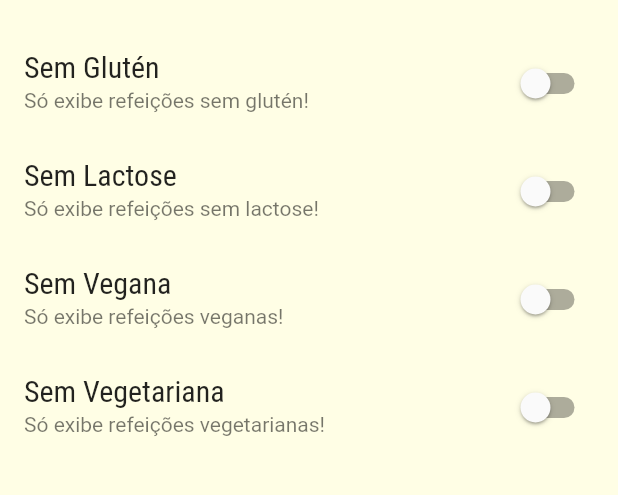
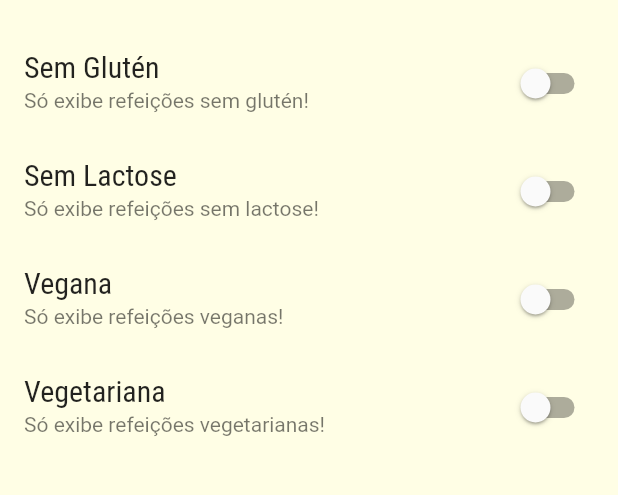
Before and after one commit to duarteicaros/Flutter-Projetos-Receitas, a Flutter app: the SettingsScreen screen opened by its route, on a phone screen of 412 x 824 dp, the part 149-644 px from its top. Run offline on Flutter 3.47's test engine with Material 2 defaults, Android fonts, the phone set to English and light mode, and no system bars; network calls fail.

Commit message:
Criação de filtros e lógica para funcionamento da funcionalidade

```diff
--- a/lib/main.dart
+++ b/lib/main.dart
@@ -1,15 +1,45 @@
 import 'package:flutter/material.dart';
+import 'package:projeto_receitas/models/settings.dart';
 
 import './screens/categories_meals_screen.dart';
 import 'screens/meal_detail_screen.dart';
 import './utils/app_routes.dart';
 import 'screens/tabs_screen.dart';
 import 'screens/settings_screen.dart';
+import './models/meal.dart';
+import './data/dammy_data.dart';
 
 void main() => runApp(const MyApp());
 
-class MyApp extends StatelessWidget {
+class MyApp extends StatefulWidget {
   const MyApp({super.key});
+
+  @override
+  State<MyApp> createState() => _MyAppState();
+}
+
+class _MyAppState extends State<MyApp> {
+  Settings settings = Settings();
+
+  List<Meal> _availableMeals = DUMMY_MEALS;
+
+  void _filterMeals(Settings settings) {
+    setState(() {
+      this.settings = settings;
+
+      _availableMeals = DUMMY_MEALS.where((meal) {
+        final filterGluten = settings.isGlutenFree && !meal.isGlutenFree;
+        final filterLactose = settings.isLactoseFree && !meal.isLactoseFree;
+        final filterVegan = settings.isVegan && !meal.isVegan;
+        final filterVegetarian = settings.isVegetarian && !meal.isVegetarian;
+
+        return !filterGluten &&
+            !filterLactose &&
+            !filterVegan &&
+            !filterVegetarian;
+      }).toList();
+    });
+  }
 
   @override
   Widget build(BuildContext context) {
@@ -42,9 +72,10 @@ class MyApp extends StatelessWidget {
       // initialRoute: '/',
       routes: {
         AppRoutes.HOME: (context) => const TabsScreen(),
-        AppRoutes.CATEGORIES_MEALS: (context) => const CategoriesMealsScreen(),
+        AppRoutes.CATEGORIES_MEALS: (context) =>
+            CategoriesMealsScreen(_availableMeals),
         AppRoutes.MEAL_DETAIL: (context) => const MealDetaisScreen(),
-        AppRoutes.SETTINGS: (context) => const SettingsScreen(),
+        AppRoutes.SETTINGS: (context) => SettingsScreen(settings, _filterMeals),
       },
       /* metodo utilizado para fazer uma lógica para ver para qual tela o usuário será direcionado */
       // onGenerateRoute: (settings) {
--- a/lib/screens/meal_detail_screen.dart
+++ b/lib/screens/meal_detail_screen.dart
@@ -18,7 +18,7 @@ class MealDetaisScreen extends StatelessWidget {
   Widget _createSectionContainer(Widget child) {
     return Container(
       width: 330,
-      height: 200,
+      height: 250,
       padding: const EdgeInsets.all(10),
       margin: const EdgeInsets.all(10),
       decoration: BoxDecoration(
--- a/lib/screens/settings_screen.dart
+++ b/lib/screens/settings_screen.dart
@@ -4,14 +4,24 @@ import '../components/main_drawer.dart';
 import '../models/settings.dart';
 
 class SettingsScreen extends StatefulWidget {
-  const SettingsScreen({super.key});
+  final Settings settings;
+
+  final Function(Settings) onSettingsChanged;
+
+  const SettingsScreen(this.settings, this.onSettingsChanged, {super.key});
 
   @override
   State<SettingsScreen> createState() => _SettingsScreenState();
 }
 
 class _SettingsScreenState extends State<SettingsScreen> {
-  var settings = Settings();
+  late Settings settings;
+
+  void initState() {
+    super.initState();
+    settings = widget.settings;
+  }
+
   @override
   Widget build(BuildContext context) {
     Widget _createSwitch(
@@ -24,7 +34,10 @@ class _SettingsScreenState extends State<SettingsScreen> {
         title: Text(title),
         subtitle: Text(subtitle),
         value: value,
-        onChanged: onChanged,
+        onChanged: (value) {
+          onChanged(value);
+          widget.onSettingsChanged(settings);
+        },
       );
     }
 
@@ -58,13 +71,13 @@ class _SettingsScreenState extends State<SettingsScreen> {
                     (value) => setState(() => settings.isLactoseFree = value),
                   ),
                   _createSwitch(
-                    'Sem Vegana',
+                    'Vegana',
                     'Só exibe refeições veganas!',
                     settings.isVegan,
                     (value) => setState(() => settings.isVegan = value),
                   ),
                   _createSwitch(
-                    'Sem Vegetariana',
+                    'Vegetariana',
                     'Só exibe refeições vegetarianas!',
                     settings.isVegetarian,
                     (value) => setState(() => settings.isVegetarian = value),
```
Also changed, not shown: lib/screens/categories_meals_screen.dart (+5 -2 lines).
